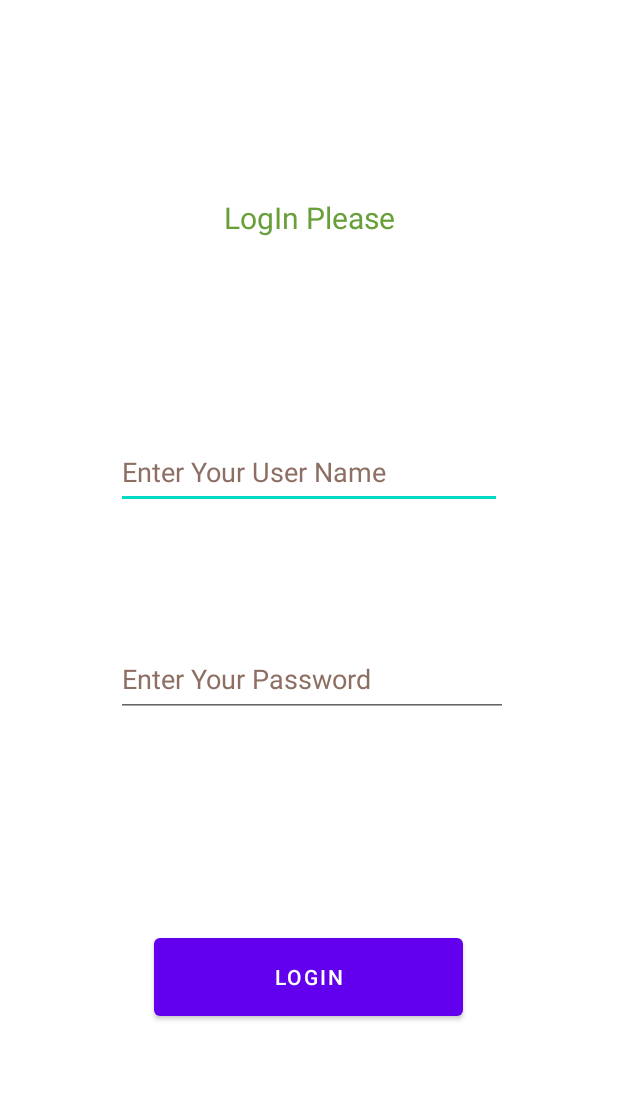
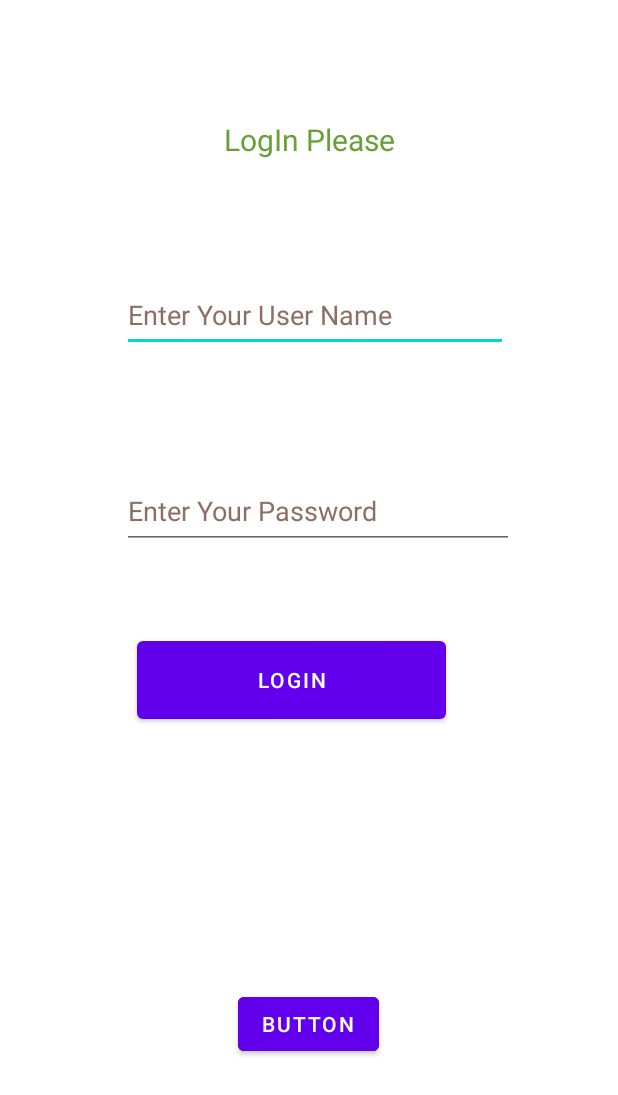
Before and after one commit to BSEF19M517/MC_practice, an Android app: the layout activity_main.xml on its own in the app's theme, with its tools: preview values and no code run, on a phone screen of 412 x 824 dp. Shown: the top 1095 px of the screen. Run offline under Robolectric (Android 15) with nearby library versions, the phone set to English and light mode, and no system bars.

Commit message:
done lecture 5

```diff
--- a/app/src/main/java/com/bsef19m517/mc01/MainActivity.java
+++ b/app/src/main/java/com/bsef19m517/mc01/MainActivity.java
@@ -13,7 +13,7 @@ public class MainActivity extends AppCompatActivity {
     @Override
     protected void onCreate(Bundle savedInstanceState) {
         super.onCreate(savedInstanceState);
-        setContentView(R.layout.activity_linear_horizontal1);
+        setContentView(R.layout.activity_main);
         etName = (EditText) findViewById(R.id.editTextTextPersonName);
         etPass = (EditText) findViewById(R.id.editTextTextPersonName2);
     }
--- a/app/src/main/res/layout/activity_main.xml
+++ b/app/src/main/res/layout/activity_main.xml
@@ -31,10 +31,10 @@
         android:textColorHint="#8D6E63"
         app:layout_constraintBottom_toBottomOf="parent"
         app:layout_constraintEnd_toEndOf="parent"
-        app:layout_constraintHorizontal_bias="0.487"
+        app:layout_constraintHorizontal_bias="0.513"
         app:layout_constraintStart_toStartOf="parent"
         app:layout_constraintTop_toTopOf="parent"
-        app:layout_constraintVertical_bias="0.374" />
+        app:layout_constraintVertical_bias="0.239" />
 
     <Button
         android:id="@+id/button"
@@ -44,9 +44,10 @@
         android:text="@string/btnID"
         app:layout_constraintBottom_toBottomOf="parent"
         app:layout_constraintEnd_toEndOf="parent"
-        app:layout_constraintHorizontal_bias="0.497"
+        app:layout_constraintHorizontal_bias="0.443"
         app:layout_constraintStart_toStartOf="parent"
-        app:layout_constraintTop_toBottomOf="@+id/editTextTextPersonName2" />
+        app:layout_constraintTop_toBottomOf="@+id/editTextTextPersonName2"
+        app:layout_constraintVertical_bias="0.141" />
 
     <EditText
         android:id="@+id/editTextTextPersonName2"
@@ -60,7 +61,33 @@
         app:layout_constraintBottom_toBottomOf="parent"
         app:layout_constraintStart_toStartOf="@+id/editTextTextPersonName"
         app:layout_constraintTop_toTopOf="parent"
-        app:layout_constraintVertical_bias="0.553" />
+        app:layout_constraintVertical_bias="0.408" />
+
+    <Button
+        android:id="@+id/button6"
+        android:layout_width="wrap_content"
+        android:layout_height="wrap_content"
+        android:backgroundTintMode="add"
+        android:text="Button"
+        app:layout_constraintBottom_toBottomOf="parent"
+        app:layout_constraintEnd_toEndOf="parent"
+        app:layout_constraintHorizontal_bias="0.498"
+        app:layout_constraintStart_toStartOf="parent"
+        app:layout_constraintTop_toTopOf="parent"
+        app:layout_constraintVertical_bias="0.849" />
+
+    <androidx.constraintlayout.widget.Guideline
+        android:id="@+id/guideline2"
+        android:layout_width="wrap_content"
+        android:layout_height="wrap_content"
+        android:orientation="vertical"
+        app:layout_constraintGuide_begin="31dp" />
+
+    <androidx.constraintlayout.widget.Barrier
+        android:id="@+id/barrier2"
+        android:layout_width="wrap_content"
+        android:layout_height="wrap_content"
+        app:barrierDirection="left" />
 
 
 </androidx.constraintlayout.widget.ConstraintLayout>
```
Also changed, not shown: app/src/main/res/layout/activity_relative.xml (added, +31 -0 lines).
